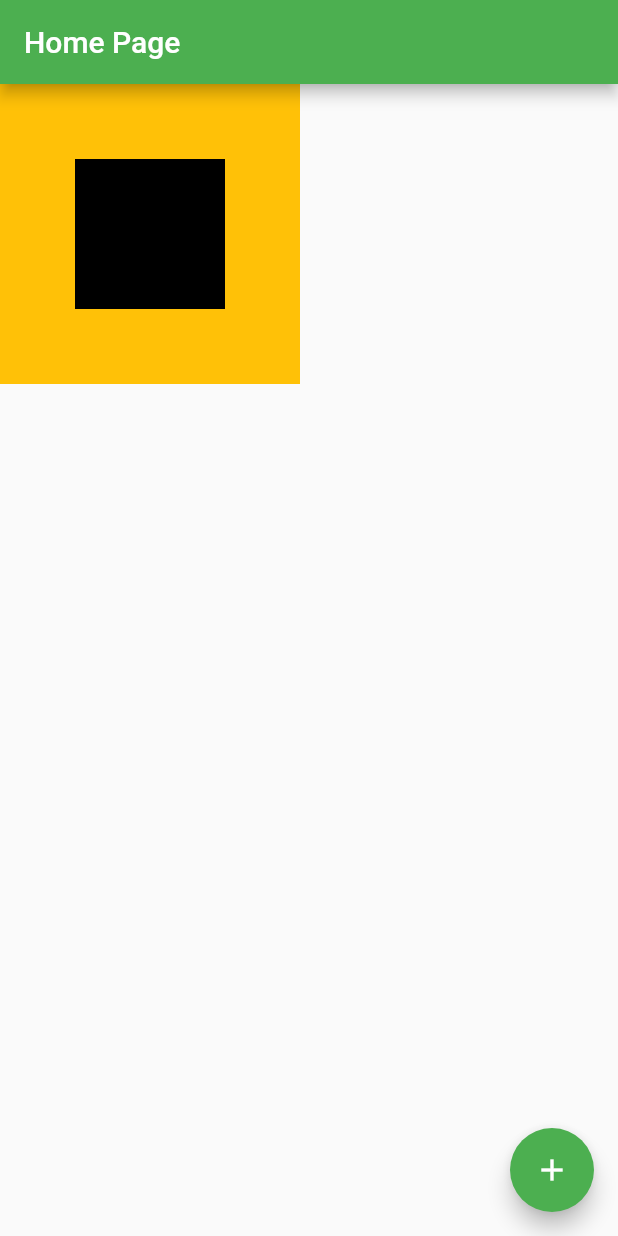
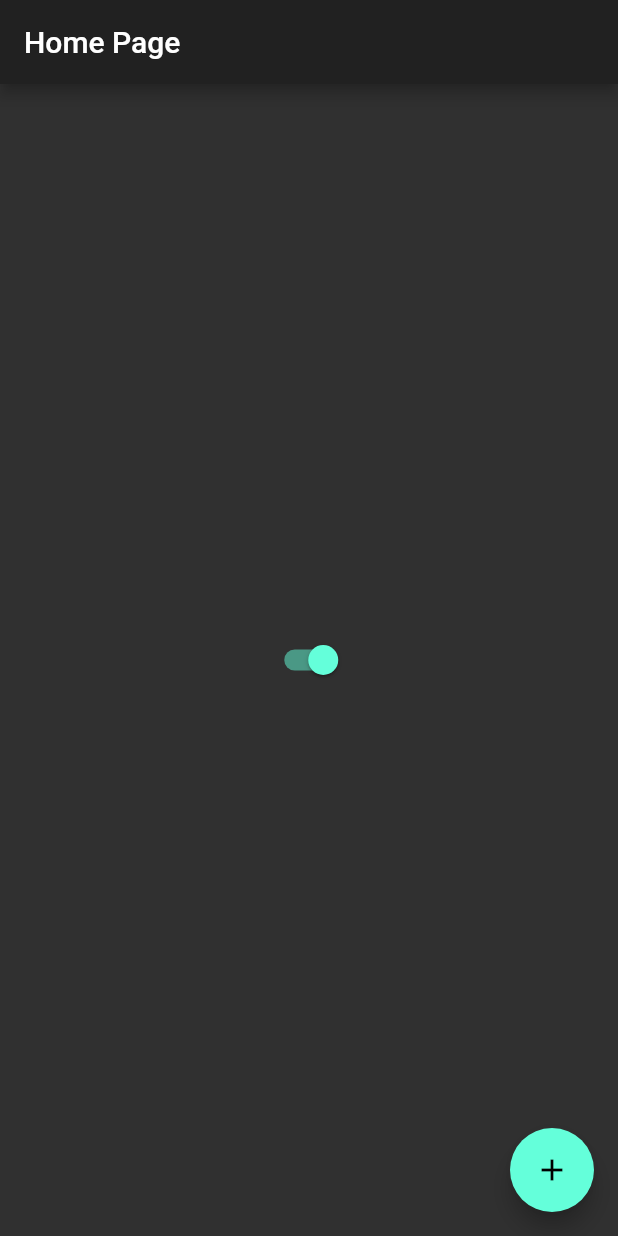
Before and after one commit to AndreLucyo2/estudo_flutter_ui_01, a Flutter app: the screen it shows after launch, on a phone screen of 412 x 824 dp. Run offline on Flutter 3.47's test engine with Material 2 defaults, Android fonts, the phone set to English and light mode, and no system bars.

Commit message:
Video #12

```diff
--- a/lib/app_widget.dart
+++ b/lib/app_widget.dart
@@ -7,7 +7,10 @@ class AppWidget extends StatelessWidget {
   @override
   Widget build(BuildContext context) {
     return MaterialApp(
-      theme: ThemeData(primarySwatch: Colors.green),
+      theme: ThemeData(
+        primarySwatch: Colors.green,
+        brightness: Brightness.dark,
+      ),
       home: HomePage(),
     );
   }
--- a/lib/home_page.dart
+++ b/lib/home_page.dart
@@ -19,17 +19,14 @@ class HomePageState extends State<HomePage> {
   Widget build(BuildContext context) {
     return Scaffold(
       appBar: AppBar(title: Text('Home Page')),
-      body: Container(
-          width: 200,
-          height: 200,
-          color: Colors.amber,
-          child: Center(
-            child: Container(
-              width: 100,
-              height: 100,
-              color: Colors.black,
-            ),
-          )),
+      body: Center(
+        child: Switch(
+          value: true,
+          onChanged: (value) {
+            print(value);
+          },
+        ),
+      ),
       floatingActionButton: FloatingActionButton(
           child: Icon(Icons.add),
           onPressed: () {
```
